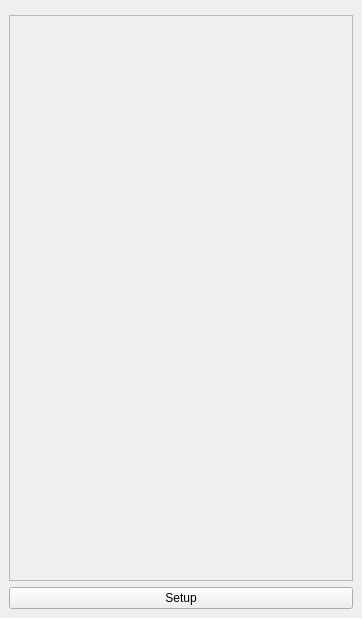
This is ProductionTools/field_toolbox.ui in dsgoficial/DsgTools as Qt 5 draws it before an edit. The edited form follows.
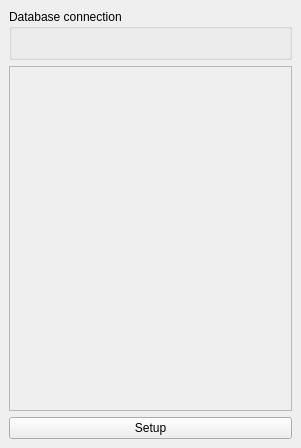
This is the edited form. Custom widgets are drawn as their Qt base class.

Commit message: Using collapsible widgets.

```diff
--- a/ProductionTools/field_toolbox.ui
+++ b/ProductionTools/field_toolbox.ui
@@ -6,20 +6,41 @@
    <rect>
     <x>0</x>
     <y>0</y>
-    <width>362</width>
-    <height>618</height>
+    <width>301</width>
+    <height>448</height>
    </rect>
   </property>
   <property name="windowTitle">
    <string>Field Toolbox</string>
   </property>
   <widget class="QWidget" name="dockWidgetContents">
-   <layout class="QGridLayout" name="gridLayout">
-    <item row="2" column="0">
-     <widget class="QPushButton" name="setupButton">
-      <property name="text">
-       <string>Setup</string>
+   <layout class="QGridLayout" name="gridLayout_3">
+    <item row="0" column="0">
+     <widget class="QgsCollapsibleGroupBox" name="mGroupBox">
+      <property name="title">
+       <string>Database connection</string>
       </property>
+      <layout class="QGridLayout" name="gridLayout">
+       <item row="0" column="0">
+        <spacer name="verticalSpacer">
+         <property name="orientation">
+          <enum>Qt::Vertical</enum>
+         </property>
+         <property name="sizeType">
+          <enum>QSizePolicy::Fixed</enum>
+         </property>
+         <property name="sizeHint" stdset="0">
+          <size>
+           <width>20</width>
+           <height>10</height>
+          </size>
+         </property>
+        </spacer>
+       </item>
+       <item row="1" column="0">
+        <widget class="ConnectionWidget" name="widget" native="true"/>
+       </item>
+      </layout>
      </widget>
     </item>
     <item row="1" column="0">
@@ -32,21 +53,31 @@
         <rect>
          <x>0</x>
          <y>0</y>
-         <width>342</width>
-         <height>537</height>
+         <width>281</width>
+         <height>316</height>
         </rect>
        </property>
        <layout class="QGridLayout" name="gridLayout_2"/>
       </widget>
      </widget>
     </item>
-    <item row="0" column="0">
-     <widget class="ConnectionWidget" name="widget" native="true"/>
+    <item row="2" column="0">
+     <widget class="QPushButton" name="setupButton">
+      <property name="text">
+       <string>Setup</string>
+      </property>
+     </widget>
     </item>
    </layout>
   </widget>
  </widget>
  <customwidgets>
+  <customwidget>
+   <class>QgsCollapsibleGroupBox</class>
+   <extends>QGroupBox</extends>
+   <header>qgscollapsiblegroupbox.h</header>
+   <container>1</container>
+  </customwidget>
   <customwidget>
    <class>ConnectionWidget</class>
    <extends>QWidget</extends>
```
The commit also changes 2 other files.
